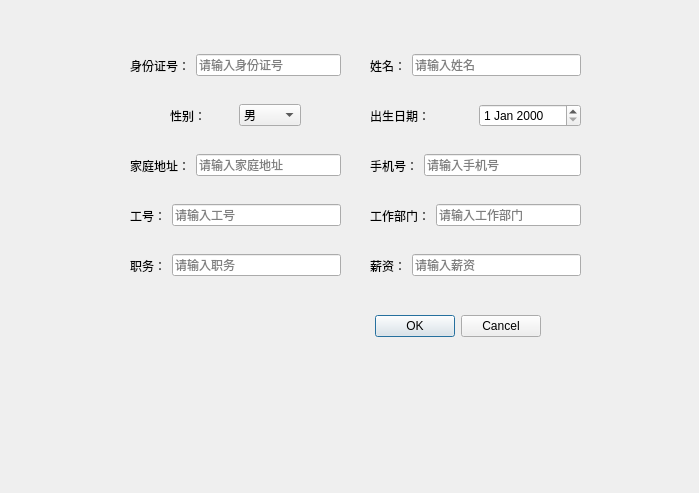
First picture: the form in PersonChange.ui, repository jevon1005/Qtfinal, before the edit.
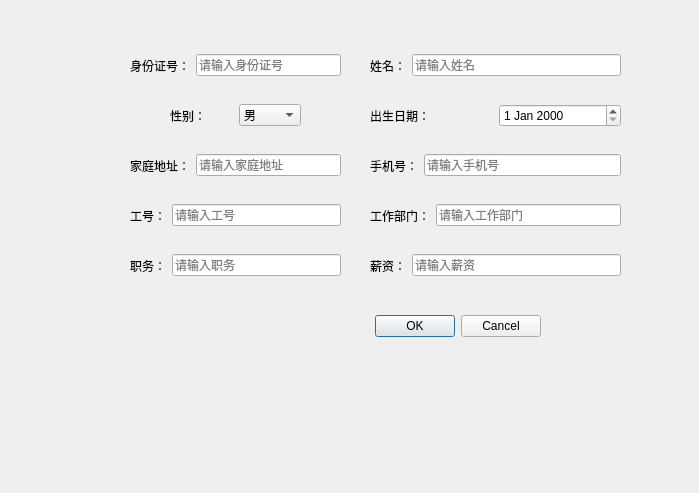
Second picture: the form after the edit.

```diff
--- a/PersonChange.ui
+++ b/PersonChange.ui
@@ -63,7 +63,7 @@
     <rect>
      <x>370</x>
      <y>200</y>
-     <width>211</width>
+     <width>251</width>
      <height>31</height>
     </rect>
    </property>
@@ -133,7 +133,7 @@
     <rect>
      <x>370</x>
      <y>100</y>
-     <width>211</width>
+     <width>251</width>
      <height>31</height>
     </rect>
    </property>
@@ -219,7 +219,7 @@
     <rect>
      <x>370</x>
      <y>50</y>
-     <width>211</width>
+     <width>251</width>
      <height>31</height>
     </rect>
    </property>
@@ -254,7 +254,7 @@
     <rect>
      <x>370</x>
      <y>250</y>
-     <width>211</width>
+     <width>251</width>
      <height>31</height>
     </rect>
    </property>
@@ -318,7 +318,7 @@
     <rect>
      <x>370</x>
      <y>150</y>
-     <width>211</width>
+     <width>251</width>
      <height>31</height>
     </rect>
    </property>
```
